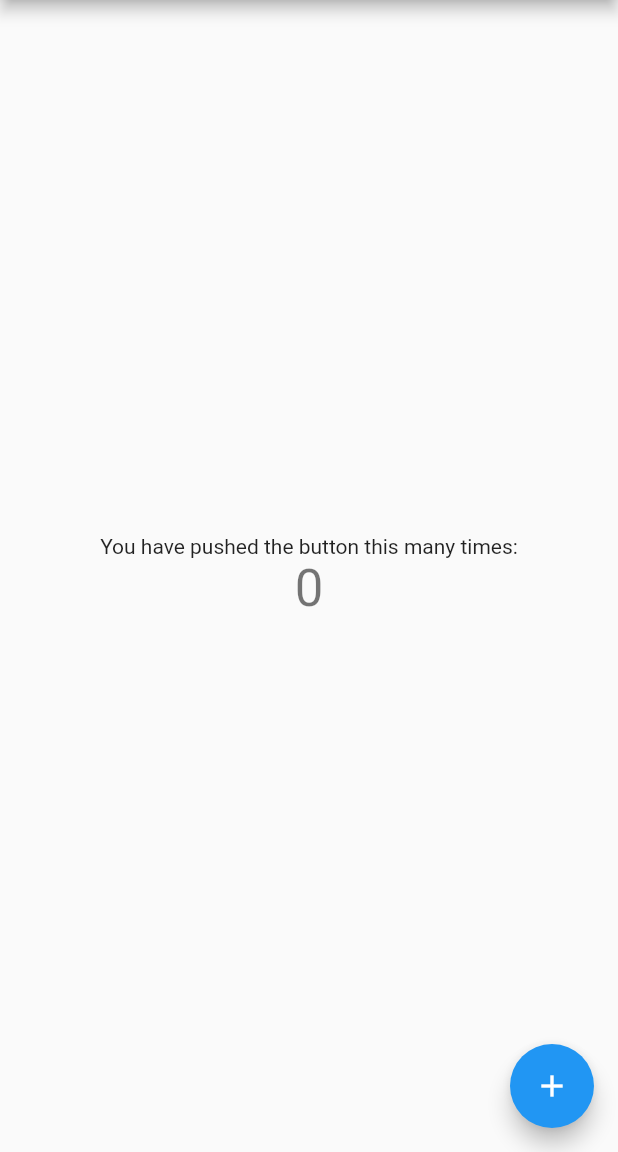
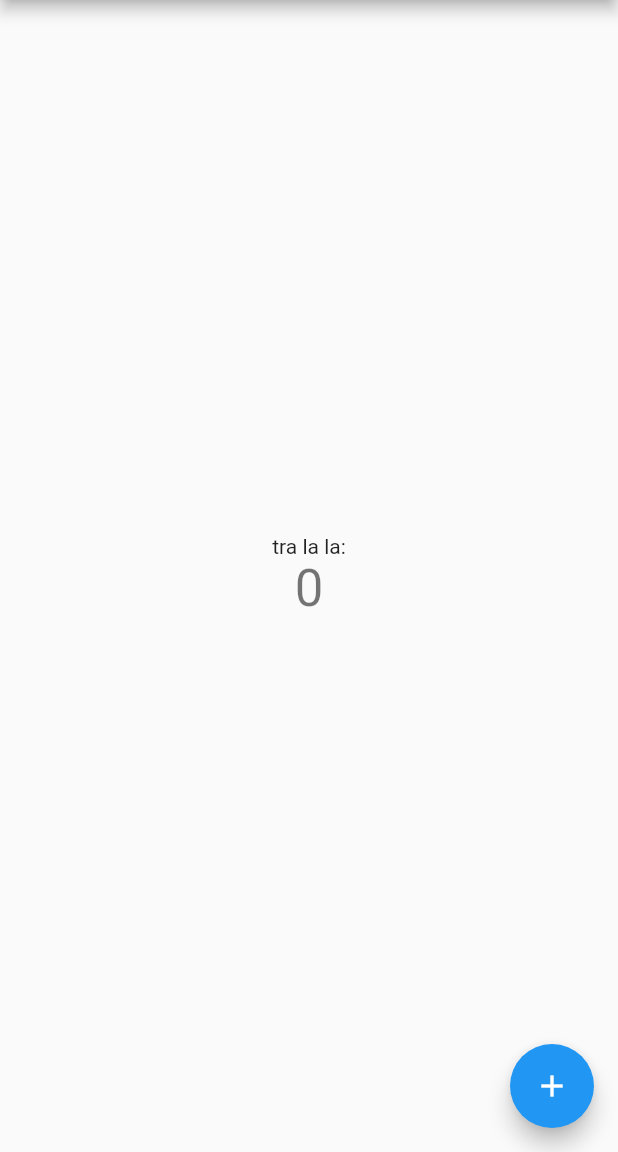
Before and after one commit to LukaszN12/testing_app, a Flutter app: the screen it shows after launch, on a phone screen of 412 x 824 dp, the part 84-1236 px from its top. Run offline on Flutter 3.47's test engine with Material 2 defaults, Android fonts, the phone set to English and light mode, and no system bars.

Commit message:
second commit

```diff
--- a/lib/main.dart
+++ b/lib/main.dart
@@ -94,7 +94,7 @@ class _MyHomePageState extends State<MyHomePage> {
           mainAxisAlignment: MainAxisAlignment.center,
           children: <Widget>[
             Text(
-              'You have pushed the button this many times:',
+              'tra la la:',
             ),
             Text(
               '$_counter',
```
